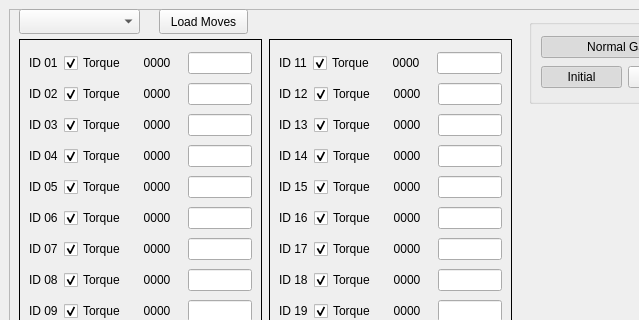
Before: the Qt Designer form src/gui/src/main_window.ui in RoboFEI/RoboFEI-HT_2023_SOFTWARE, drawn with Qt 5; both pictures show x 0 to 639 and y 0 to 320 of the 906 by 686 pixel window.
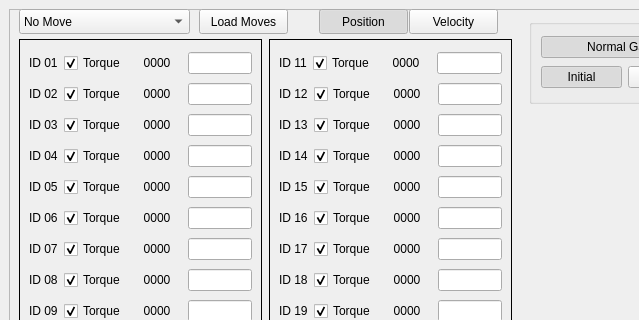
After: the same form once the commit is applied.

Commit message: add buttons for position and velocity

What changed in the file:
```diff
--- a/src/gui/src/main_window.ui
+++ b/src/gui/src/main_window.ui
@@ -1192,15 +1192,23 @@
         <rect>
          <x>10</x>
          <y>0</y>
-         <width>121</width>
+         <width>171</width>
          <height>25</height>
         </rect>
        </property>
+       <property name="styleSheet">
+        <string notr="true"/>
+       </property>
+       <item>
+        <property name="text">
+         <string>No Move</string>
+        </property>
+       </item>
       </widget>
       <widget class="QPushButton" name="loadMoves_button">
        <property name="geometry">
         <rect>
-         <x>150</x>
+         <x>190</x>
          <y>0</y>
          <width>89</width>
          <height>25</height>
@@ -1210,6 +1218,41 @@
         <string>Load Moves</string>
        </property>
       </widget>
+      <widget class="QPushButton" name="pos_button">
+       <property name="geometry">
+        <rect>
+         <x>310</x>
+         <y>0</y>
+         <width>89</width>
+         <height>25</height>
+        </rect>
+       </property>
+       <property name="text">
+        <string>Position</string>
+       </property>
+       <property name="checkable">
+        <bool>true</bool>
+       </property>
+       <property name="checked">
+        <bool>true</bool>
+       </property>
+      </widget>
+      <widget class="QPushButton" name="vel_button">
+       <property name="geometry">
+        <rect>
+         <x>400</x>
+         <y>0</y>
+         <width>89</width>
+         <height>25</height>
+        </rect>
+       </property>
+       <property name="text">
+        <string>Velocity</string>
+       </property>
+       <property name="checkable">
+        <bool>true</bool>
+       </property>
+      </widget>
      </widget>
     </item>
    </layout>
```
The commit also changes 4 other files.
